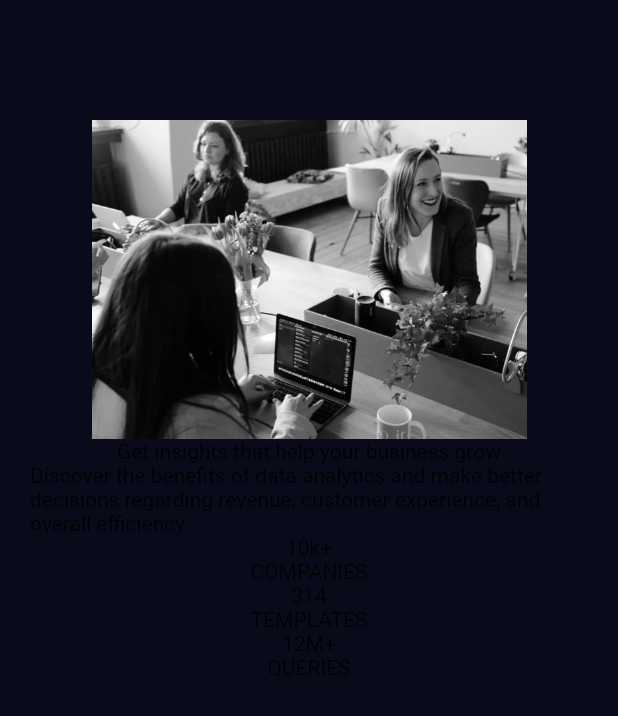
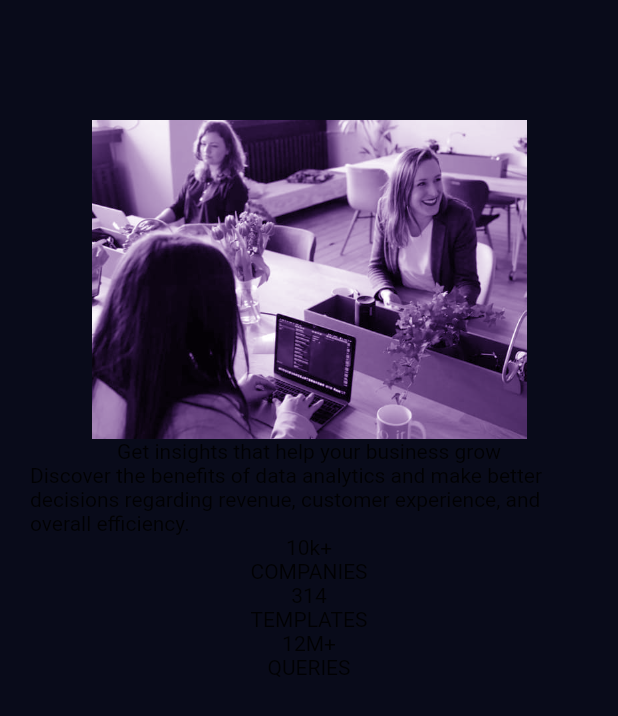
Before and after one commit to romofel/fm-stats_preview_card_component-flutter, a Flutter app: the screen it shows after launch, on a phone screen of 412 x 824 dp. Shown: the top 716 px of the screen. Run offline on Flutter 3.47's test engine with Material 2 defaults, Android fonts, the phone set to English and light mode, and no system bars.

```diff
--- a/lib/pages/home_page.dart
+++ b/lib/pages/home_page.dart
@@ -10,7 +10,12 @@ class HomePage extends StatelessWidget {
         color: kMainBackgroundColor.toColor(),
         child: Column(
           children: <Widget>[
-            Image.asset('assets/image-header-mobile.jpg', width: 290),
+            Image.asset(
+              'assets/image-header-mobile.jpg',
+              width: 290,
+              color: kAccentColor.toColor(),
+              colorBlendMode: BlendMode.softLight,
+            ),
             Container(
               child: Column(
                 children: <Widget>[
```
